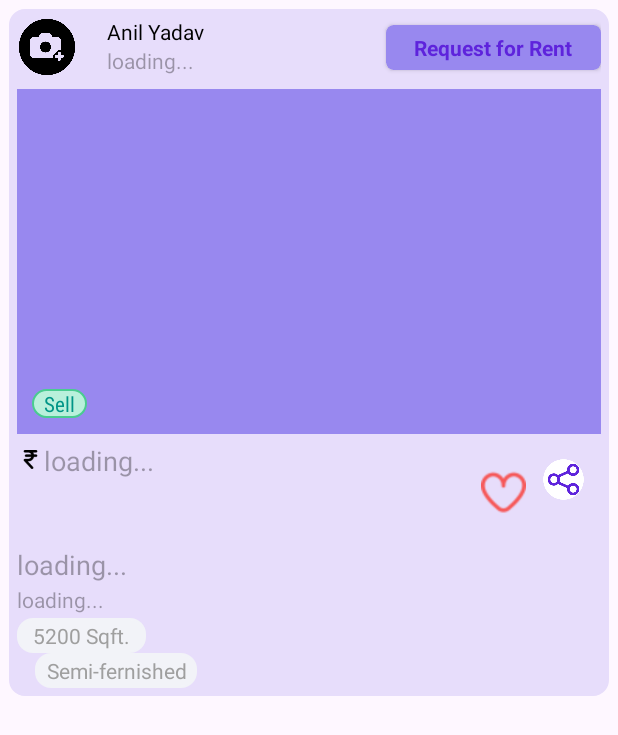
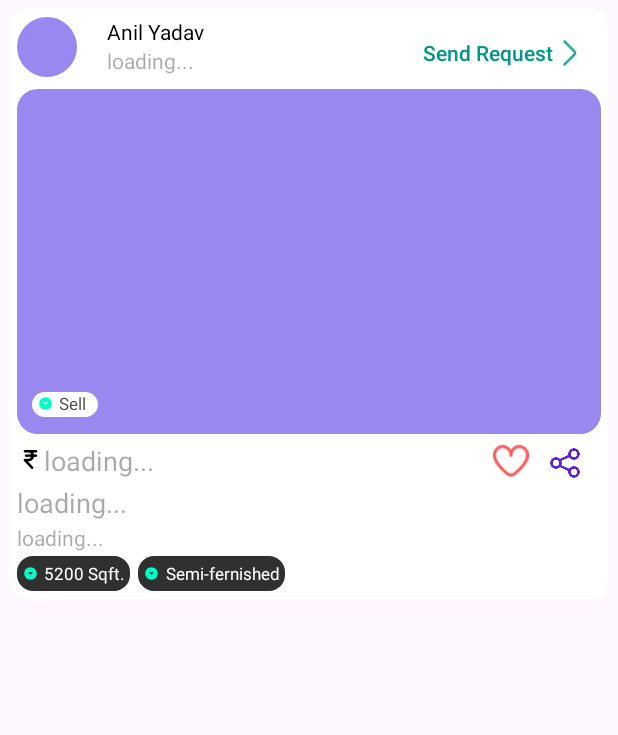
Before and after one commit to anil-s-yadav/Home-Rental, an Android app: the layout one_post_home_rv.xml on its own in the app's theme, with its tools: preview values and no code run, on a phone screen of 412 x 824 dp. Shown: the top 735 px of the screen. Run offline under Robolectric (Android 15) with nearby library versions, the phone set to English and light mode, and no system bars.

Commit message:
ui updated home and one_post_home_rv.xml

```diff
--- /dev/null
+++ b/app/src/main/res/drawable/dot.xml
@@ -0,0 +1,6 @@
+<vector android:height="10dp" android:tint="#00FFC4"
+    android:viewportHeight="24" android:viewportWidth="24"
+    android:width="10dp"
+    xmlns:android="http://schemas.android.com/apk/res/android">
+    <path android:fillColor="@android:color/white" android:pathData="M12,2C6.48,2 2,6.48 2,12s4.48,10 10,10 10,-4.48 10,-10S17.52,2 12,2zM12,14l-4,-4h8l-4,4z"/>
+</vector>
--- a/app/src/main/res/drawable/home_upper_corner_round_white.xml
+++ b/app/src/main/res/drawable/home_upper_corner_round_white.xml
@@ -3,7 +3,7 @@
     android:shape="rectangle"
     xmlns:android="http://schemas.android.com/apk/res/android">
 
-    <solid android:color="@color/White"/>
+    <solid android:color="@color/White150"/>
     <corners android:topRightRadius="8dp" android:topLeftRadius="8dp"/>
 
 </shape>
--- a/app/src/main/res/layout/one_post_home_rv.xml
+++ b/app/src/main/res/layout/one_post_home_rv.xml
@@ -6,7 +6,7 @@
         xmlns:tools="http://schemas.android.com/tools"
         android:layout_width="match_parent"
         android:layout_height="wrap_content"
-        android:backgroundTint="@color/DarkBlue100"
+        android:backgroundTint="@color/White"
         android:background="@drawable/green_bg_text"
         android:layout_margin="6dp"
         android:padding="5dp">
@@ -26,9 +26,9 @@
                     android:id="@+id/post_seller_dp"
                     android:layout_width="40dp"
                     android:layout_height="40dp"
-                    android:layout_marginRight="12dp"
+                    android:layout_marginEnd="12dp"
                     app:shapeAppearanceOverlay="@style/Circular"
-                    android:src="@drawable/no_profile_pic" />
+                    android:background="@color/DarkBlue200" />
 
                 <LinearLayout
                     android:layout_width="wrap_content"
@@ -54,30 +54,44 @@
                         android:hint="@string/loading"/>
                 </LinearLayout>
 
-                <androidx.cardview.widget.CardView
+                <!--<androidx.cardview.widget.CardView
                     android:id="@+id/post_chat"
                     android:layout_width="wrap_content"
                     android:layout_height="30dp"
                     android:layout_marginTop="5dp"
                     android:layout_weight="1"
-                    android:backgroundTint="@color/DarkBlue200"
-                    app:cardCornerRadius="5dp">
+                    android:backgroundTint="@color/DarkBlue100"
+                    app:cardCornerRadius="5dp">-->
+
                     <TextView
+                        android:id="@+id/post_chat"
                         android:layout_width="wrap_content"
                         android:layout_height="wrap_content"
                         android:layout_gravity="center"
-                        android:textColor="@color/DarkBlue500"
-                        android:textStyle="bold"
-                        android:text="Request for Rent"/>
+                        android:textColor="@color/Green300"
+                        android:fontFamily="sans-serif-medium"
+                        android:text="Send Request"/>
+
+                <ImageView
+                    android:layout_width="22dp"
+                    android:layout_height="17dp"
+                    android:src="@drawable/angle_right"
+                    android:layout_gravity="center"
+                    android:layout_marginEnd="10dp"
+                    app:tint="@color/Green300"/>
+<!--
                 </androidx.cardview.widget.CardView>
+-->
 
             </LinearLayout>
 
 
-            <ImageView
+            <com.google.android.material.imageview.ShapeableImageView
                 android:id="@+id/post_image_from_database"
                 android:layout_width="match_parent"
                 android:layout_height="230dp"
+                android:scaleType="centerCrop"
+                app:shapeAppearanceOverlay="@style/RoundedSquare"
                 android:background="@color/DarkBlue200"
                 />
 
@@ -85,7 +99,6 @@
                 android:layout_width="match_parent"
                 android:layout_height="match_parent"
                 android:layout_marginTop="5dp"
-                android:layout_marginBottom="5dp"
                 android:orientation="horizontal">
 
                 <ImageView
@@ -102,16 +115,14 @@
                     android:hint="@string/loading" />
                 <ImageView
                     android:id="@+id/post_save"
-                    android:layout_width="30dp"
-                    android:layout_height="30dp"
-                    android:layout_marginTop="18dp"
+                    android:layout_width="24dp"
+                    android:layout_height="24dp"
                     android:layout_marginEnd="10dp"
                     android:src="@drawable/heart_outline" />
                 <ImageView
                     android:id="@+id/post_share"
-                    android:layout_width="30dp"
-                    android:layout_height="30dp"
-                    android:layout_marginTop="10dp"
+                    android:layout_width="28dp"
+                    android:layout_height="28dp"
                     android:layout_marginEnd="10dp"
                     android:src="@drawable/share" />
 
@@ -122,7 +133,6 @@
                 android:id="@+id/post_title"
                 android:layout_width="wrap_content"
                 android:layout_height="26dp"
-                android:layout_marginTop="16dp"
                 android:hint="@string/loading"
                 android:textSize="18sp"/>
 
@@ -133,31 +143,43 @@
                 android:textColor="@color/White400"
                 android:layout_height="22dp"/>
 
+
+            <RelativeLayout
+                android:layout_width="wrap_content"
+                android:layout_height="wrap_content">
                 <TextView
                     android:id="@+id/post_carpet_area"
-                android:layout_width="86dp"
-                android:layout_height="match_parent"
-                android:padding="2dp"
+                    android:layout_width="wrap_content"
+                    android:layout_height="wrap_content"
+                    android:padding="4dp"
                     android:gravity="center"
+                    android:drawablePadding="4dp"
                     android:text="5200 Sqft."
-                android:backgroundTint="@color/White100"
+                    android:backgroundTint="#303030"
+                    android:textSize="11sp"
+                    android:layout_marginEnd="5dp"
                     android:background="@drawable/green_bg_text"
-                android:textColor="@color/White300"
-                android:hint="@string/loading" />
+                    android:textColor="@color/White"
+                    android:hint="@string/loading"
+                    app:drawableStartCompat="@drawable/dot" />
 
                 <TextView
                     android:id="@+id/post_status"
-                android:layout_width="108dp"
-                android:layout_height="match_parent"
-                android:padding="2dp"
+                    android:layout_width="wrap_content"
+                    android:layout_height="wrap_content"
+                    android:padding="4dp"
                     android:gravity="center"
                     android:text="Semi-fernished"
-                android:layout_marginStart="12dp"
                     android:layout_marginEnd="8dp"
-                android:backgroundTint="@color/White100"
+                    android:layout_toEndOf="@id/post_carpet_area"
+                    android:backgroundTint="#303030"
+                    android:textSize="11sp"
+                    android:drawablePadding="4dp"
+                    app:drawableStartCompat="@drawable/dot"
                     android:background="@drawable/green_bg_text"
-                android:textColor="@color/White300"
+                    android:textColor="@color/White"
                     android:hint="@string/loading" />
+            </RelativeLayout>
 
         </LinearLayout>
 
@@ -166,14 +188,17 @@
         android:layout_width="wrap_content"
         android:layout_height="wrap_content"
         android:layout_marginStart="10dp"
-        android:layout_marginBottom="180dp"
-        android:layout_weight="1"
+        android:layout_marginBottom="116dp"
         android:background="@drawable/green_bg_text"
-        android:fontFamily="sans-serif-condensed"
-        android:paddingStart="8dp"
+        android:backgroundTint="@color/White"
+        android:drawablePadding="4dp"
+        android:paddingStart="4dp"
         android:paddingEnd="8dp"
+        android:paddingBottom="1dp"
         android:text="Sell"
-        android:textColor="@color/Green300"
+        android:textColor="#F03E3E3E"
+        android:textSize="11sp"
+        app:drawableStartCompat="@drawable/dot"
         app:layout_constraintBottom_toBottomOf="parent"
         app:layout_constraintStart_toStartOf="@+id/linearLayout" />
 
```
Also changed, not shown: app/src/main/java/com/legendarysoftwares/homerental/HomeAdapter.java (+4 -4 lines), app/src/main/res/layout/fragment_home.xml (+40 -77 lines). Lines whose indentation alone changed are shown as unchanged.
